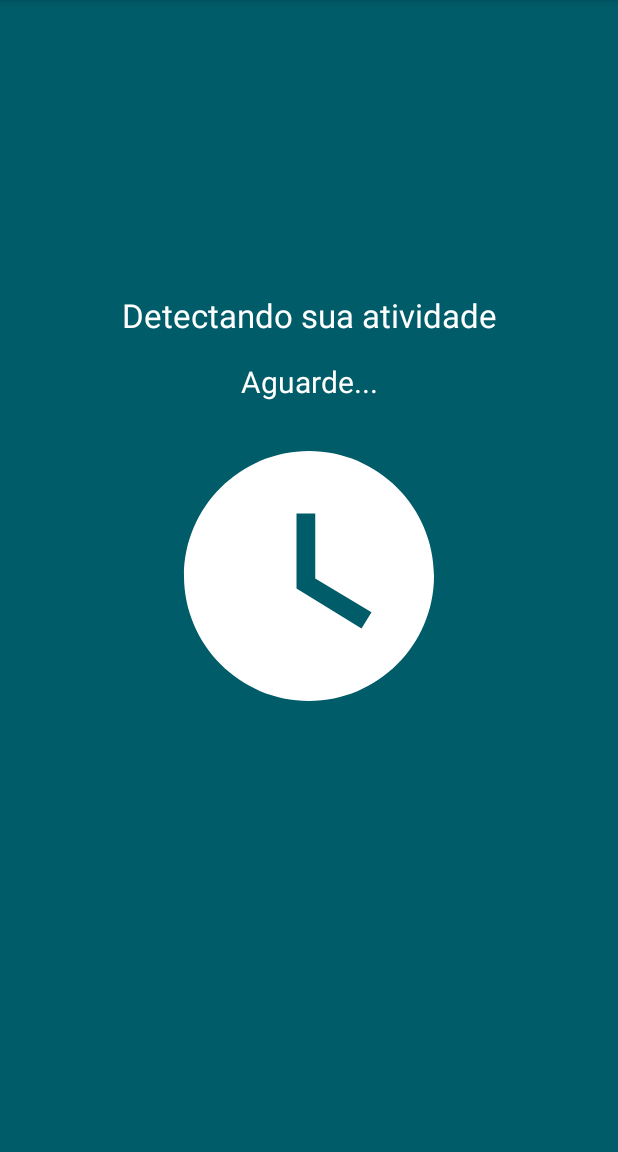
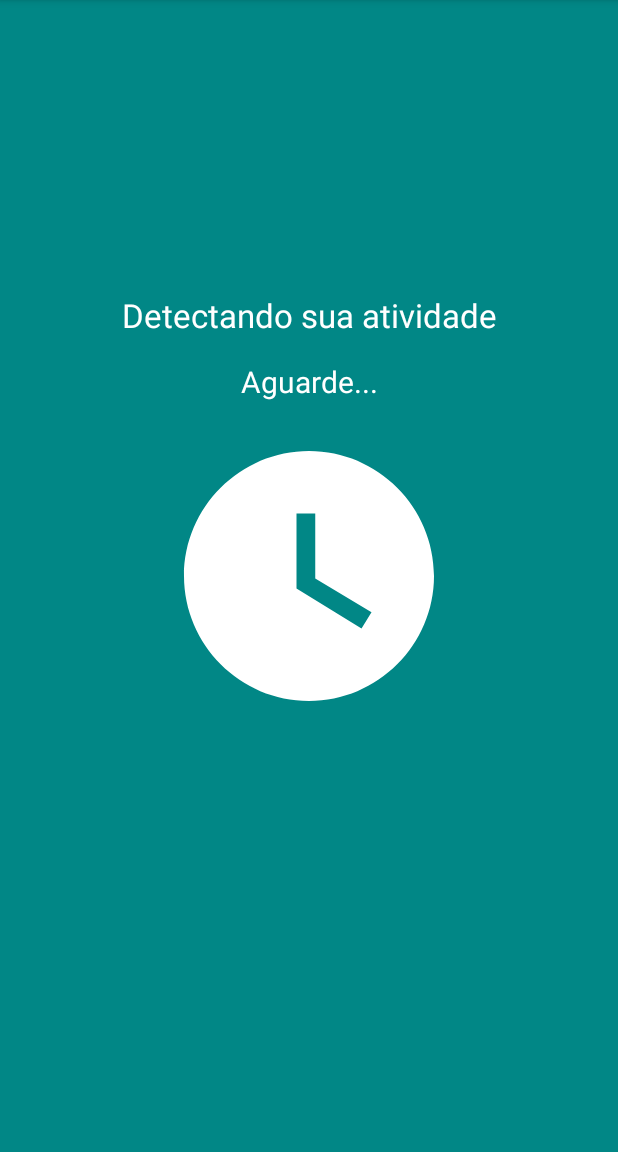
Before and after one commit to AldemirGomesDev/activity-recognition, an Android app: the screen it shows after launch (MainActivity), on a phone screen of 412 x 824 dp, the part 84-1236 px from its top. Run offline under Robolectric (Android 15) with nearby library versions, the phone set to English and light mode, and no system bars.

Commit message:
Change main activity backgroud color

```diff
--- a/app/src/main/res/layout/activity_main.xml
+++ b/app/src/main/res/layout/activity_main.xml
@@ -4,7 +4,7 @@
     xmlns:tools="http://schemas.android.com/tools"
     android:layout_width="match_parent"
     android:layout_height="match_parent"
-    android:background="@color/colorPrimary"
+    android:background="@color/teal_700"
     tools:context=".MainActivity">
 
     <ImageView
```
